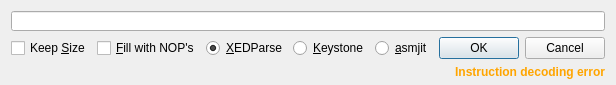
x64dbg/x64dbg, file src/gui/Src/Gui/AssembleDialog.ui: the form before one commit.
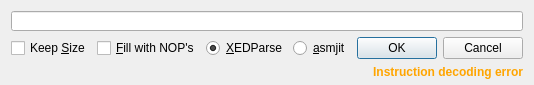
The form after the commit. Icons and pictures are not drawn.

Commit message: GUI: temporarily remove keystone from AssembleDialog

```diff
--- a/src/gui/Src/Gui/AssembleDialog.ui
+++ b/src/gui/Src/Gui/AssembleDialog.ui
@@ -6,7 +6,7 @@
    <rect>
     <x>0</x>
     <y>0</y>
-    <width>558</width>
+    <width>484</width>
     <height>85</height>
    </rect>
   </property>
@@ -72,13 +72,6 @@
        </property>
       </widget>
      </item>
-     <item>
-      <widget class="QRadioButton" name="radioKeystone">
-       <property name="text">
-        <string>&amp;Keystone</string>
-       </property>
-      </widget>
-     </item>
      <item>
       <widget class="QRadioButton" name="radioAsmjit">
        <property name="text">
```
The commit also changes 2 other files.
